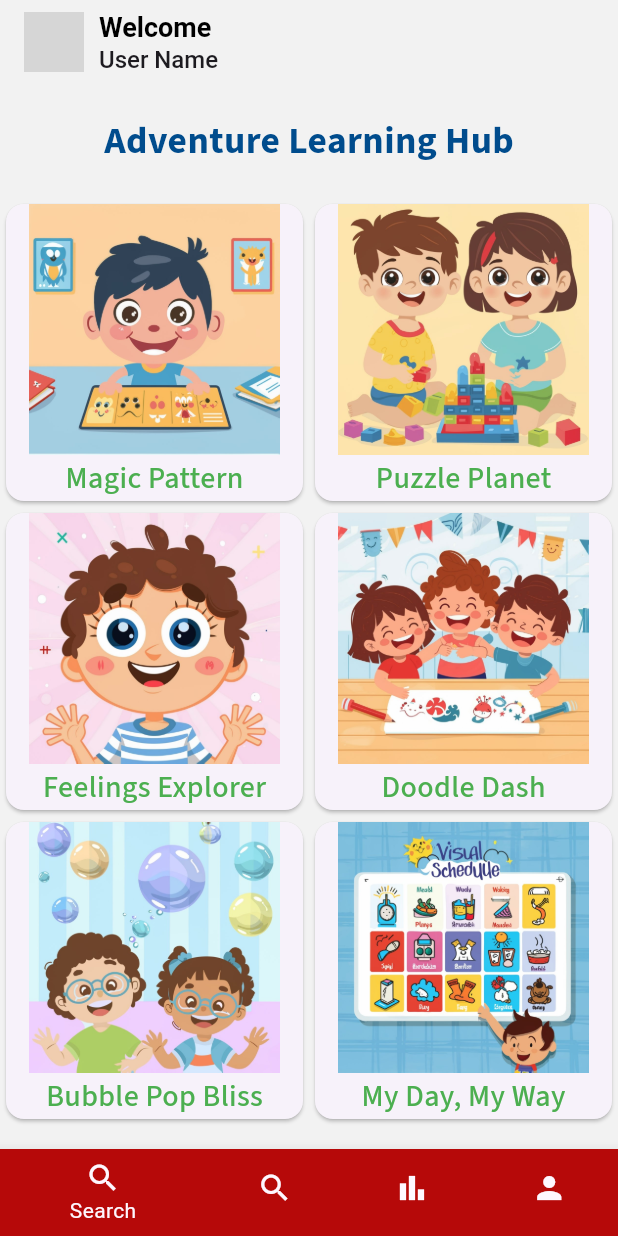
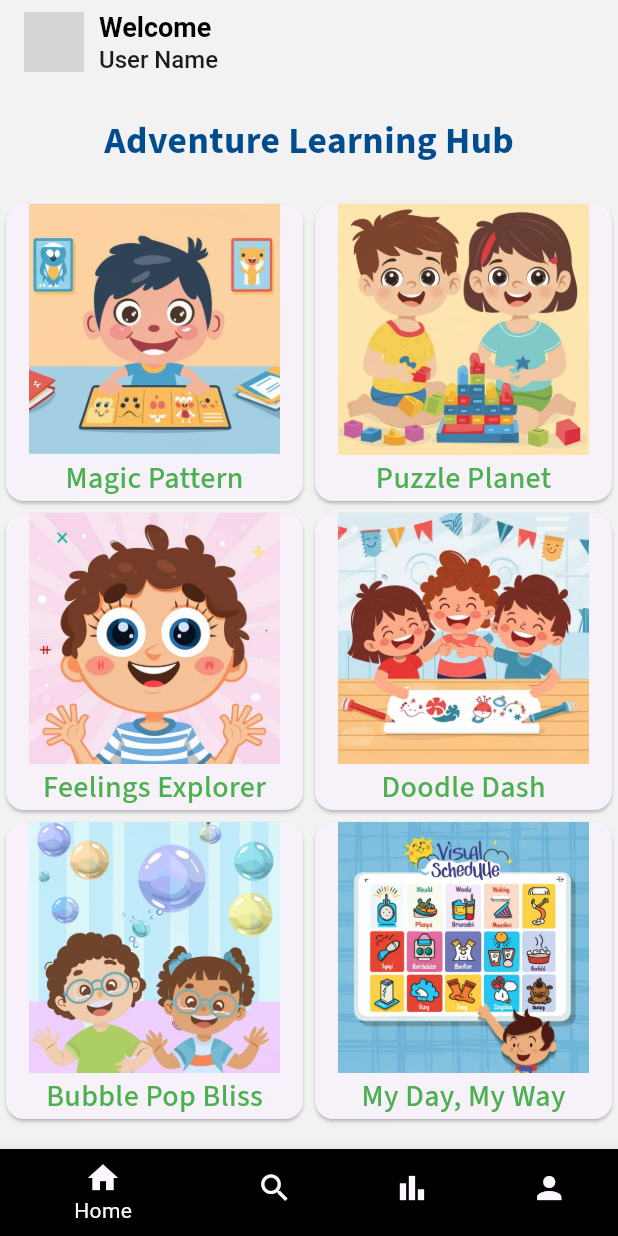
Before and after one commit to TiranChanuka/NVLD_kids_App, a Flutter app: the screen it shows after launch, on a phone screen of 412 x 824 dp. Run offline on Flutter 3.47's test engine with Material 3 defaults, Android fonts, the phone set to English and light mode, and no system bars; our stand-ins replace device_preview, google_fonts; grey boxes are pictures that could not be loaded.

Commit message:
change color

```diff
--- a/lib/Screens/Homepage.dart
+++ b/lib/Screens/Homepage.dart
@@ -112,9 +112,9 @@ class _HomeScreenState extends State<HomeScreen> {
         backgroundColor: whitecolor,
         items: [
           BottomNavigationBarItem(
-            icon: Icon(Icons.search),
-            label: 'Search',
-            backgroundColor: const Color.fromARGB(255, 182, 9, 9),
+            icon: Icon(Icons.home),
+            label: 'Home',
+            backgroundColor: Colors.black,
           ),
           BottomNavigationBarItem(
             icon: Icon(Icons.search),
```
